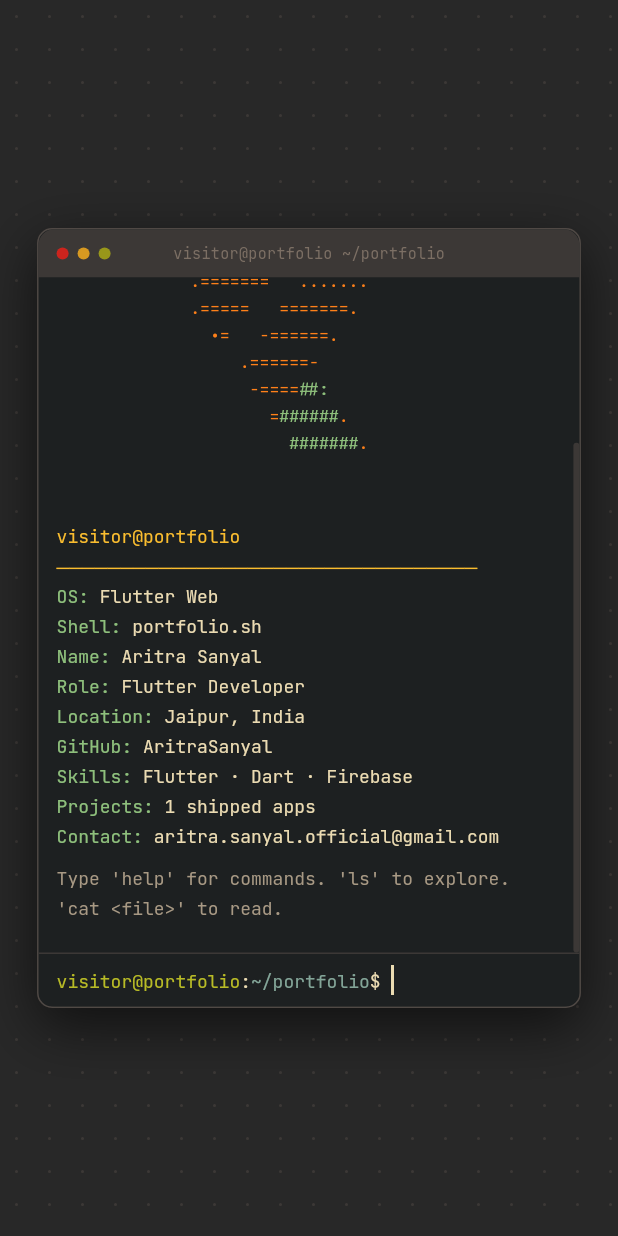
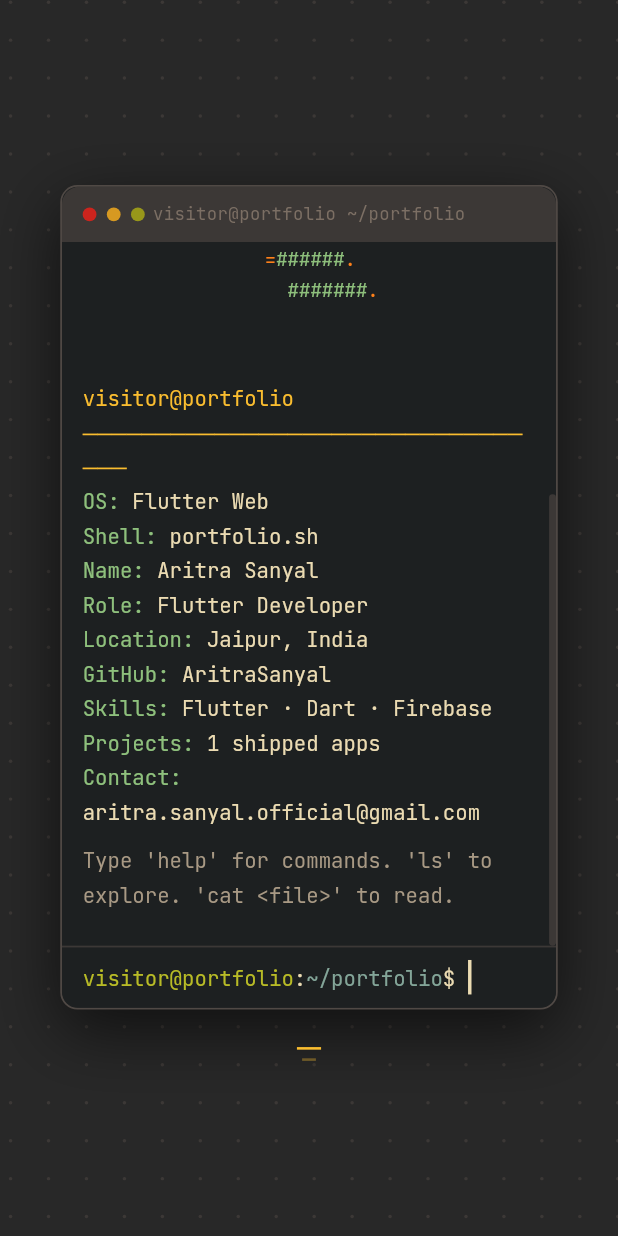
Before and after one commit to AritraSanyal/portfolio, a Flutter app: the screen it shows after launch, on a phone screen of 412 x 824 dp. Run offline on Flutter 3.47's test engine with Material 3 defaults, Android fonts, the phone set to English and light mode, and no system bars; our stand-ins replace google_fonts, web.

Commit message:
fix: terminal size and arrow

```diff
--- a/lib/config/constants.dart
+++ b/lib/config/constants.dart
@@ -2,10 +2,10 @@ class TerminalConstants {
   TerminalConstants._();
 
   // Terminal dimensions
-  static const double terminalMaxWidth = 640;
-  static const double terminalMaxHeight = 520;
-  static const double terminalWidthRatio = 0.88;
-  static const double terminalHeightRatio = 0.80;
+  static const double terminalMaxWidth = 700;
+  static const double terminalMaxHeight = 620;
+  static const double terminalWidthRatio = 0.70;
+  static const double terminalHeightRatio = 0.58;
   static const double terminalMinWidth = 260;
   static const double terminalMinHeight = 260;
 
--- a/lib/features/portfolio/portfolio_section.dart
+++ b/lib/features/portfolio/portfolio_section.dart
@@ -12,7 +12,7 @@ class PortfolioSection extends StatelessWidget {
     super.key,
     required this.tag,
     required this.child,
-    this.showDivider = true,
+    this.showDivider = false,
   });
 
   @override
--- a/lib/features/terminal/terminal_page.dart
+++ b/lib/features/terminal/terminal_page.dart
@@ -113,13 +113,17 @@ class _TerminalPageState extends State<TerminalPage>
       value: _controller,
       child: Scaffold(
         backgroundColor: GruvboxColors.bg,
-        body: SingleChildScrollView(
+        body: LayoutBuilder(
+          builder: (context, constraints) {
+            final scale = constraints.maxWidth > 400 ? 1.15 : 1.0;
+            return Transform.scale(
+              scale: scale,
+              alignment: Alignment.center,
+              child: SingleChildScrollView(
                 controller: _scrollController,
                 child: Column(
                   children: [
                     _buildHero(context),
-              _buildBounceArrow(),
-              _buildScrollCrossover(context),
                     _buildAboutSection(context),
                     _buildSkillsSection(),
                     _buildProjectsSection(),
@@ -127,6 +131,9 @@ class _TerminalPageState extends State<TerminalPage>
                     _buildFooter(context),
                   ],
                 ),
+              ),
+            );
+          },
         ),
       ),
     );
@@ -142,11 +149,41 @@ class _TerminalPageState extends State<TerminalPage>
             child: const SizedBox.expand(),
           ),
           Center(
-            child: AnimatedScale(
+            child: Column(
+              mainAxisAlignment: MainAxisAlignment.center,
+              children: [
+                AnimatedScale(
                   scale: _currentScale,
                   duration: const Duration(milliseconds: 140),
                   curve: Curves.easeOut,
                   child: const TerminalWidget(),
+                ),
+                const SizedBox(height: 16),
+                AnimatedBuilder(
+                  animation: _bounceController,
+                  builder: (context, child) {
+                    return Transform.translate(
+                      offset: Offset(0, 9 * _bounceController.value),
+                      child: Column(
+                        mainAxisSize: MainAxisSize.min,
+                        children: [
+                          Container(
+                            width: 14,
+                            height: 1.5,
+                            color: GruvboxColors.yellow,
+                          ),
+                          const SizedBox(height: 5),
+                          Container(
+                            width: 8,
+                            height: 1.5,
+                            color: GruvboxColors.yellow.withAlpha(89),
+                          ),
+                        ],
+                      ),
+                    );
+                  },
+                ),
+              ],
             ),
           ),
           if (_showScalePill)
@@ -185,81 +222,6 @@ class _TerminalPageState extends State<TerminalPage>
                     });
                   }
                 },
-              ),
-            ),
-        ],
-      ),
-    );
-  }
-
-  Widget _buildBounceArrow() {
-    return Container(
-      color: GruvboxColors.bg,
-      padding: const EdgeInsets.only(top: 14),
-      child: Center(
-        child: AnimatedBuilder(
-          animation: _bounceController,
-          builder: (context, child) {
-            return Transform.translate(
-              offset: Offset(0, 9 * _bounceController.value),
-              child: Column(
-                mainAxisSize: MainAxisSize.min,
-                children: [
-                  Container(
-                    width: 14,
-                    height: 1.5,
-                    color: GruvboxColors.yellow,
-                  ),
-                  const SizedBox(height: 5),
-                  Container(
-                    width: 8,
-                    height: 1.5,
-                    color: GruvboxColors.yellow.withAlpha(89),
-                  ),
-                ],
-              ),
-            );
-          },
-        ),
-      ),
-    );
-  }
-
-  Widget _buildScrollCrossover(BuildContext context) {
-    final width = MediaQuery.of(context).size.width;
-    final fontSize = (width * 0.20).clamp(80.0, 160.0);
-    final letterSpacing = width * 0.014;
-
-    return Container(
-      margin: const EdgeInsets.only(top: 10),
-      height: fontSize,
-      child: Stack(
-        alignment: Alignment.center,
-        children: [
-          Positioned(
-            top: 0,
-            left: 0,
-            right: 0,
-            height: fontSize / 2,
-            child: Container(color: GruvboxColors.bg),
-          ),
-          Positioned(
-            bottom: 0,
-            left: 0,
-            right: 0,
-            height: fontSize / 2,
-            child: Container(color: GruvboxColors.bgHard),
-          ),
-          Center(
-            child: Text(
-              'SCROLL',
-              style: TextStyle(
-                fontFamily: 'JetBrains Mono',
-                fontSize: fontSize,
-                fontWeight: FontWeight.w700,
-                color: GruvboxColors.overlay,
-                letterSpacing: letterSpacing,
-              ),
               ),
             ),
         ],
```
Lines whose indentation alone changed are shown as unchanged.
